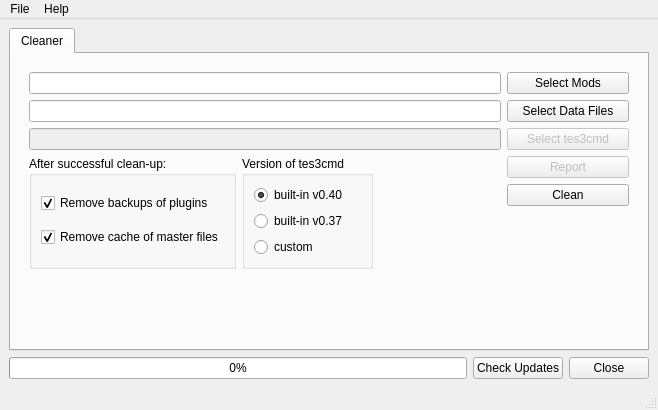
The window that moht/ui/qtgui.ui (emcek/modhelpertool) describes before a commit, drawn with Qt 5.
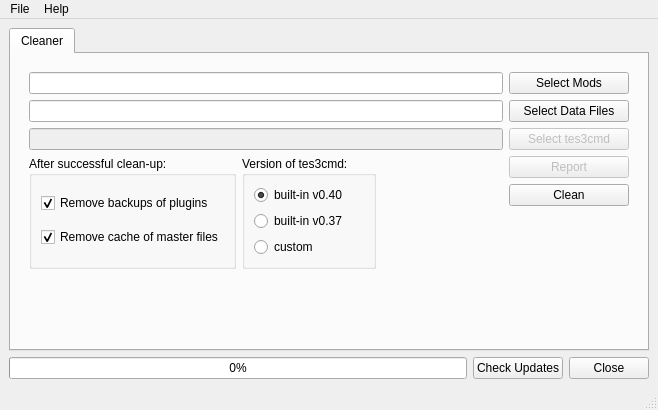
The same window after the commit. Icons and pictures are not drawn.

Diff of the .ui file:
```diff
--- a/moht/ui/qtgui.ui
+++ b/moht/ui/qtgui.ui
@@ -142,7 +142,7 @@
             <item row="3" column="1" rowspan="3">
              <widget class="QGroupBox" name="groupBox_2">
               <property name="title">
-               <string>Version of tes3cmd</string>
+               <string>Version of tes3cmd:</string>
               </property>
               <layout class="QVBoxLayout" name="verticalLayout_2">
                <item>
```
Left out of the diff: 2 changed lines with no effect on the pictures.
